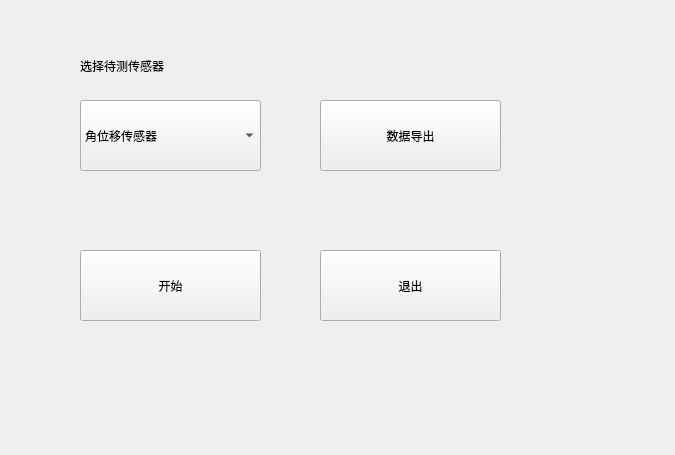
Qt form mainwindow.ui (Dirck-YHP/Proj_sensor_detect) before a commit.
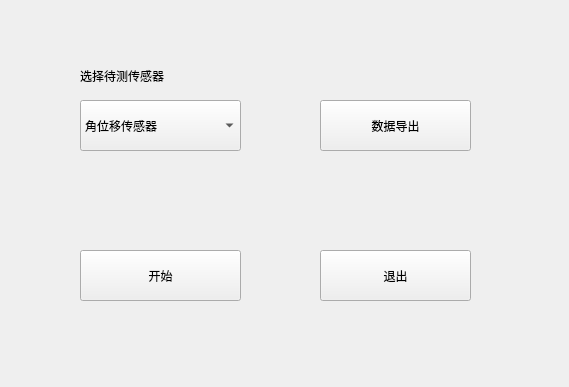
The same form after that commit.

```diff
--- a/mainwindow.ui
+++ b/mainwindow.ui
@@ -6,8 +6,8 @@
    <rect>
     <x>0</x>
     <y>0</y>
-    <width>675</width>
-    <height>455</height>
+    <width>569</width>
+    <height>387</height>
    </rect>
   </property>
   <property name="windowTitle">
@@ -18,8 +18,8 @@
     <rect>
      <x>80</x>
      <y>250</y>
-     <width>181</width>
-     <height>71</height>
+     <width>161</width>
+     <height>51</height>
     </rect>
    </property>
    <property name="text">
@@ -31,8 +31,8 @@
     <rect>
      <x>320</x>
      <y>250</y>
-     <width>181</width>
-     <height>71</height>
+     <width>151</width>
+     <height>51</height>
     </rect>
    </property>
    <property name="text">
@@ -44,8 +44,8 @@
     <rect>
      <x>80</x>
      <y>100</y>
-     <width>181</width>
-     <height>71</height>
+     <width>161</width>
+     <height>51</height>
     </rect>
    </property>
    <item>
@@ -74,8 +74,8 @@
     <rect>
      <x>320</x>
      <y>100</y>
-     <width>181</width>
-     <height>71</height>
+     <width>151</width>
+     <height>51</height>
     </rect>
    </property>
    <property name="text">
@@ -86,9 +86,9 @@
    <property name="geometry">
     <rect>
      <x>80</x>
-     <y>40</y>
+     <y>60</y>
      <width>191</width>
-     <height>51</height>
+     <height>31</height>
     </rect>
    </property>
    <property name="text">
```
